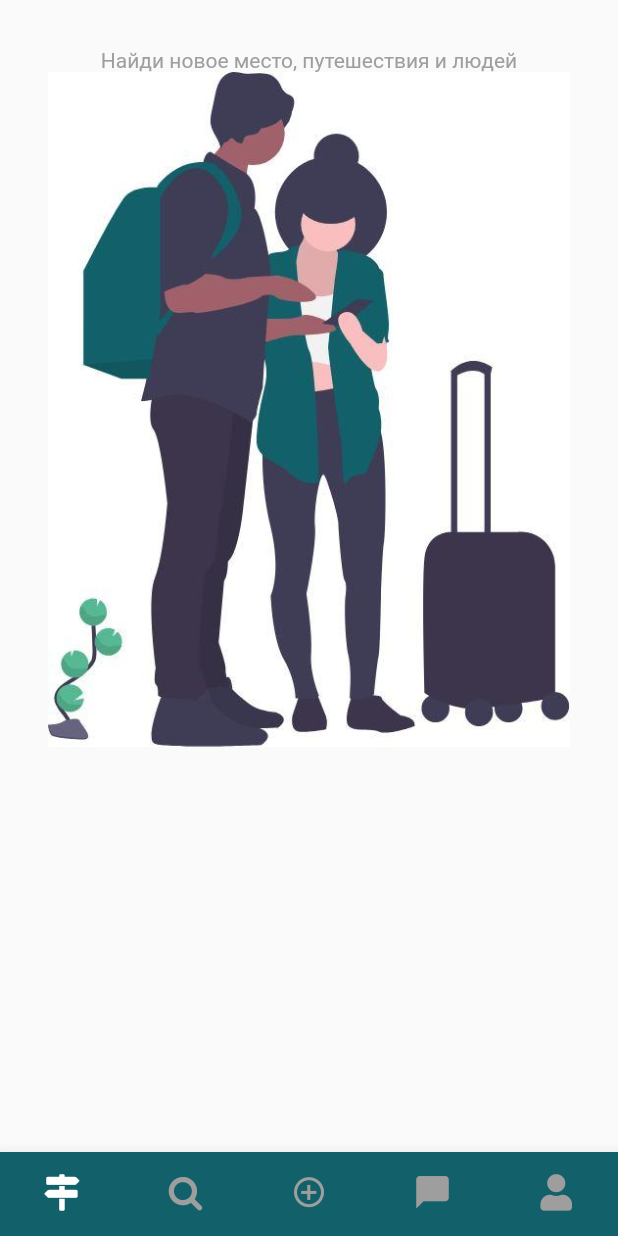
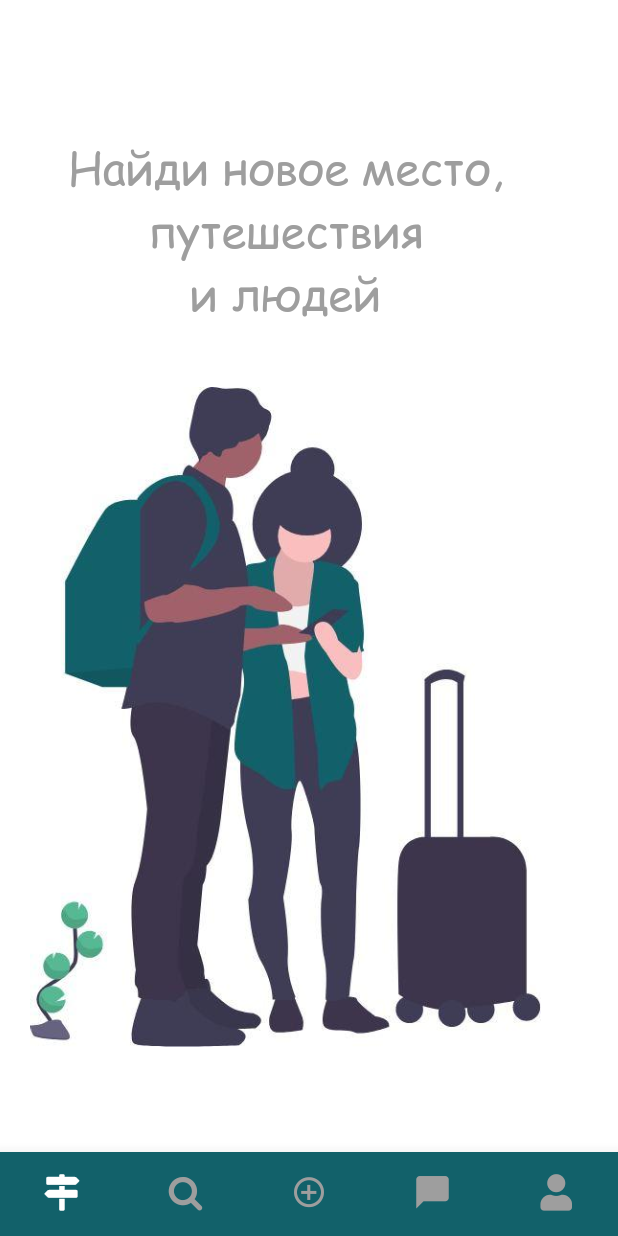
Before and after one commit to tarasevichvlad/way-flutter, a Flutter app: the screen it shows after launch, on a phone screen of 412 x 824 dp. Run offline on Flutter 3.47's test engine with Material 2 defaults, Android fonts, the phone set to English and light mode, and no system bars.

Commit message:
add comic sans font, rename folders

```diff
--- a/lib/main.dart
+++ b/lib/main.dart
@@ -1,5 +1,5 @@
 import 'package:flutter/material.dart';
-import 'pages/home_page.dart';
+import 'screens/home_screen.dart';
 
 void main() {
   runApp(App());
@@ -8,6 +8,6 @@ void main() {
 class App extends StatelessWidget {
   @override
   Widget build(BuildContext context) {
-    return MaterialApp(home: HomePage());
+    return MaterialApp(home: HomeScreen());
   }
 }
--- a/lib/pages/main_screen.dart
+++ /dev/null
@@ -1,19 +0,0 @@
-import 'package:flutter/material.dart';
-
-class MainScreen extends StatelessWidget {
-  @override
-  Widget build(BuildContext context) {
-    return Padding(
-        padding: EdgeInsets.all(32),
-        child: Column(
-          crossAxisAlignment: CrossAxisAlignment.center,
-          children: [
-            Text(
-              'Найди новое место, путешествия и людей',
-              style: TextStyle(color: Colors.grey),
-            ),
-            Image.asset('assets/images/home_bg.jpg')
-          ],
-        ));
-  }
-}
--- a/lib/pages/booking_page.dart
+++ b/lib/screens/booking_screen.dart
@@ -1,6 +1,6 @@
 import 'package:flutter/material.dart';
 
-class BookingPage extends StatelessWidget {
+class BookingScreen extends StatelessWidget {
   @override
   Widget build(BuildContext context) {
     return Row(
--- a/lib/pages/my_account_page.dart
+++ b/lib/screens/create_trip_screen.dart
@@ -1,10 +1,10 @@
 import 'package:flutter/material.dart';
 
-class MyAccountPage extends StatelessWidget {
+class CreateTripScreen extends StatelessWidget {
   @override
   Widget build(BuildContext context) {
     return Row(
-      children: [Text('my account page')],
+      children: [Text('Search page')],
     );
   }
 }
--- a/lib/pages/home_page.dart
+++ b/lib/screens/home_screen.dart
@@ -2,12 +2,12 @@ import 'package:flutter/material.dart';
 import '../navigation_bar.dart';
 import '../routes.dart';
 
-class HomePage extends StatefulWidget {
+class HomeScreen extends StatefulWidget {
   @override
   _HomePageState createState() => _HomePageState();
 }
 
-class _HomePageState extends State<HomePage> {
+class _HomePageState extends State<HomeScreen> {
   int _currentIndexPage = 0;
   int _currentIndexTab = 0;
   PageController _pageController;
@@ -21,6 +21,7 @@ class _HomePageState extends State<HomePage> {
   @override
   Widget build(BuildContext context) {
     return Scaffold(
+      backgroundColor: Colors.white,
       body: SafeArea(
         child: IndexedStack(
           index: _currentIndexPage,
--- /dev/null
+++ b/lib/screens/main_screen.dart
@@ -0,0 +1,51 @@
+import 'package:flutter/material.dart';
+
+class MainScreen extends StatelessWidget {
+  @override
+  Widget build(BuildContext context) {
+    return Padding(
+        padding: EdgeInsets.fromLTRB(20, 20, 20, 0),
+        child: Column(
+          crossAxisAlignment: CrossAxisAlignment.center,
+          mainAxisAlignment: MainAxisAlignment.center,
+          children: [
+            Column(
+              children: [
+                Text(
+                  'Найди новое место,',
+                  textAlign: TextAlign.center,
+                  style: TextStyle(
+                      color: Colors.grey,
+                      fontFamily: 'ComicSansMS',
+                      fontSize: 30),
+                ),
+                Text(
+                  'путешествия',
+                  textAlign: TextAlign.center,
+                  style: TextStyle(
+                      color: Colors.grey,
+                      fontFamily: 'ComicSansMS',
+                      fontSize: 30),
+                ),
+                Text(
+                  'и людей',
+                  textAlign: TextAlign.center,
+                  style: TextStyle(
+                      color: Colors.grey,
+                      fontFamily: 'ComicSansMS',
+                      fontSize: 30),
+                ),
+                Padding(
+                  padding: EdgeInsets.only(top: 42),
+                  child: Image.asset(
+                    'assets/images/home_bg.jpg',
+                    width: 341,
+                    height: 440,
+                  ),
+                )
+              ],
+            )
+          ],
+        ));
+  }
+}
--- a/lib/pages/create_trip_page.dart
+++ b/lib/screens/my_account_screen.dart
@@ -1,10 +1,10 @@
 import 'package:flutter/material.dart';
 
-class CreateTripPage extends StatelessWidget {
+class MyAccountScreen extends StatelessWidget {
   @override
   Widget build(BuildContext context) {
     return Row(
-      children: [Text('Search page')],
+      children: [Text('my account page')],
     );
   }
 }
--- a/lib/pages/my_message_page.dart
+++ b/lib/screens/my_message_screen.dart
@@ -1,6 +1,6 @@
 import 'package:flutter/material.dart';
 
-class MyMessagePage extends StatelessWidget {
+class MyMessageScreen extends StatelessWidget {
   @override
   Widget build(BuildContext context) {
     return Row(
--- a/lib/pages/search_page.dart
+++ b/lib/screens/search_screen.dart
@@ -1,6 +1,6 @@
 import 'package:flutter/material.dart';
 
-class SearchPage extends StatelessWidget {
+class SearchScreen extends StatelessWidget {
   @override
   Widget build(BuildContext context) {
     return Row(
--- a/pubspec.yaml
+++ b/pubspec.yaml
@@ -65,6 +65,9 @@ flutter:
     - family: NavigationIcons
       fonts:
       - asset: fonts/NavigationIcons.ttf
+    - family: ComicSansMS
+      fonts:
+      - asset: fonts/ComicSansMS.ttf
   #       - asset: fonts/Schyler-Italic.ttf
   #         style: italic
   #   - family: Trajan Pro
```
Also changed, not shown: lib/routes.dart (+11 -11 lines), fonts/ComicSansMS.ttf (added).
